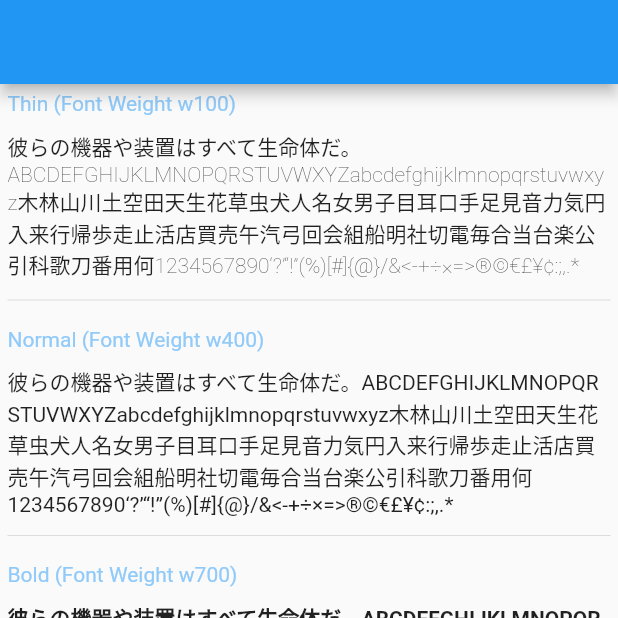
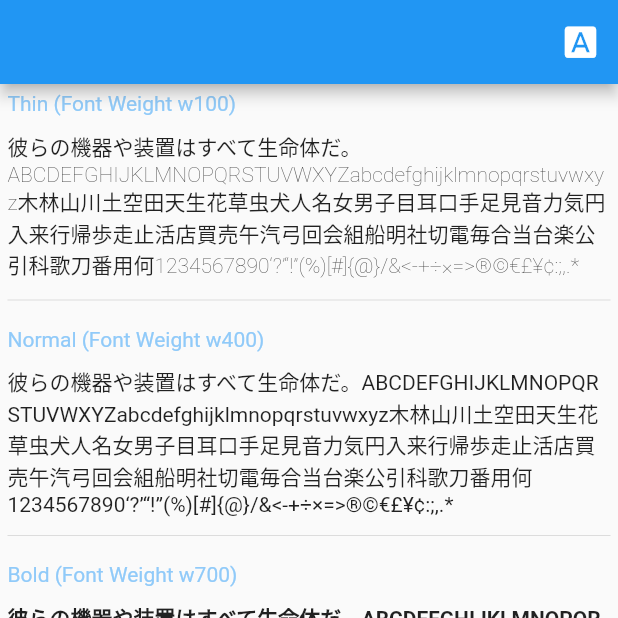
Before and after one commit to susatthi/flutter-sample-fonts, a Flutter app: the SamplePage screen opened directly with empty values, on a phone screen of 412 x 824 dp, the top half of it. Run offline on Flutter 3.47's test engine with Material 2 defaults, Android fonts, the phone set to English and light mode, and no system bars; Roboto replaces fonts that are missing (Noto Sans Japanese).

Commit message:
フォントを変更できるようにした

```diff
--- a/lib/main.dart
+++ b/lib/main.dart
@@ -5,20 +5,36 @@
   runApp(const MyApp());
 }
 
-class MyApp extends StatelessWidget {
+class MyApp extends StatefulWidget {
   const MyApp({Key? key}) : super(key: key);
 
   @override
+  State<MyApp> createState() => _MyAppState();
+}
+
+class _MyAppState extends State<MyApp> {
+  /// 選択中のフォントファミリー
+  String _selectedFontFamily = 'Roboto';
+
+  void changeFontFamily(String fontFamily) {
+    setState(() {
+      _selectedFontFamily = fontFamily;
+    });
+  }
+
+  @override
   Widget build(BuildContext context) {
-    const fontFamily = FontFamily.notoSansJapanese;
     final themeData = ThemeData(
       primarySwatch: Colors.blue,
-      fontFamily: fontFamily,
+      fontFamily: _selectedFontFamily,
     );
     return MaterialApp(
       title: 'Flutter Sample Fonts',
       theme: themeData,
-      home: const SamplePage(title: fontFamily),
+      home: SamplePage(
+        fontFamily: _selectedFontFamily,
+        onChangeFontFamily: changeFontFamily,
+      ),
     );
   }
 }
@@ -26,16 +42,37 @@
 class SamplePage extends StatelessWidget {
   const SamplePage({
     Key? key,
-    required this.title,
+    required this.fontFamily,
+    required this.onChangeFontFamily,
   }) : super(key: key);
 
-  final String title;
+  final String fontFamily;
+  final void Function(String) onChangeFontFamily;
 
   @override
   Widget build(BuildContext context) {
+    print(Theme.of(context).textTheme.bodyText1?.fontFamily);
     return Scaffold(
       appBar: AppBar(
-        title: Text(title),
+        title: Text(fontFamily),
+        actions: [
+          _ActionIcon(
+            icon: Icons.font_download,
+            onTap: () async {
+              final selected = await showDialog<String>(
+                context: context,
+                builder: (context) {
+                  return _FontFamilyPickerDialog(
+                    fontFamily: fontFamily,
+                  );
+                },
+              );
+              if (selected != null) {
+                onChangeFontFamily(selected);
+              }
+            },
+          ),
+        ],
       ),
       body: SingleChildScrollView(
         child: Column(
@@ -107,3 +144,85 @@
     );
   }
 }
+
+class _ActionIcon extends StatelessWidget {
+  const _ActionIcon({
+    Key? key,
+    required this.icon,
+    this.size = 50.0,
+    this.iconSize = 25.0,
+    this.onTap,
+  }) : super(key: key);
+
+  final IconData icon;
+  final double size;
+  final double iconSize;
+  final VoidCallback? onTap;
+
+  @override
+  Widget build(BuildContext context) {
+    return InkWell(
+      onTap: onTap,
+      child: SizedBox(
+        width: size,
+        height: size,
+        child: Stack(
+          alignment: AlignmentDirectional.center,
+          children: [
+            Icon(
+              icon,
+              size: iconSize,
+            ),
+          ],
+        ),
+      ),
+    );
+  }
+}
+
+class _FontFamilyPickerDialog extends StatelessWidget {
+  const _FontFamilyPickerDialog({
+    Key? key,
+    required this.fontFamily,
+  }) : super(key: key);
+
+  final String fontFamily;
+
+  /// フォントファミリー一覧
+  static const fontFamilies = [
+    'Roboto',
+    FontFamily.notoSansJapanese,
+    FontFamily.mPLUSRounded1c,
+  ];
+
+  @override
+  Widget build(BuildContext context) {
+    return AlertDialog(
+      content: SizedBox(
+        width: 500,
+        height: fontFamilies.length * 55,
+        child: ListView.builder(
+          shrinkWrap: true,
+          itemCount: fontFamilies.length,
+          itemBuilder: (context, index) {
+            return ListTile(
+              leading: Visibility(
+                visible: fontFamilies[index] == fontFamily,
+                child: const Icon(Icons.check),
+              ),
+              title: Text(
+                fontFamilies[index],
+                style: TextStyle(
+                  fontFamily: fontFamilies[index],
+                ),
+              ),
+              onTap: () {
+                Navigator.of(context).pop(fontFamilies[index]);
+              },
+            );
+          },
+        ),
+      ),
+    );
+  }
+}
```
